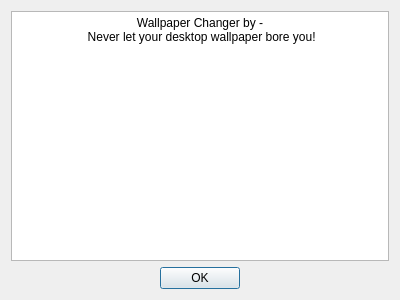
VioletGiraffe/desktop-wallpaper-switcher, file wpchanger_app/src/qt/aboutdialog/aboutdialog.ui: the form before one commit.
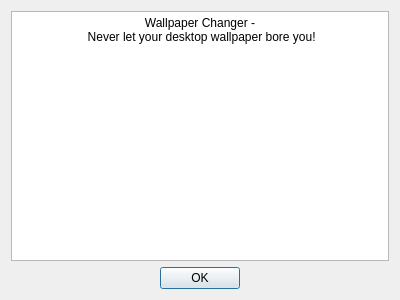
The form after the commit.

The edit to the form file:
```diff
--- a/wpchanger_app/src/qt/aboutdialog/aboutdialog.ui
+++ b/wpchanger_app/src/qt/aboutdialog/aboutdialog.ui
@@ -27,7 +27,7 @@
 &lt;html&gt;&lt;head&gt;&lt;meta name=&quot;qrichtext&quot; content=&quot;1&quot; /&gt;&lt;style type=&quot;text/css&quot;&gt;
 p, li { white-space: pre-wrap; }
 &lt;/style&gt;&lt;/head&gt;&lt;body style=&quot; font-family:'MS Shell Dlg 2'; font-size:8.25pt; font-weight:400; font-style:normal;&quot;&gt;
-&lt;p align=&quot;center&quot; style=&quot; margin-top:0px; margin-bottom:0px; margin-left:0px; margin-right:0px; -qt-block-indent:0; text-indent:0px;&quot;&gt;&lt;span style=&quot; font-size:9pt;&quot;&gt;Wallpaper Changer by -&lt;/span&gt;&lt;/p&gt;
+&lt;p align=&quot;center&quot; style=&quot; margin-top:0px; margin-bottom:0px; margin-left:0px; margin-right:0px; -qt-block-indent:0; text-indent:0px;&quot;&gt;&lt;span style=&quot; font-size:9pt;&quot;&gt;Wallpaper Changer -&lt;/span&gt;&lt;/p&gt;
 &lt;p align=&quot;center&quot; style=&quot; margin-top:0px; margin-bottom:0px; margin-left:0px; margin-right:0px; -qt-block-indent:0; text-indent:0px;&quot;&gt;&lt;span style=&quot; font-size:9pt;&quot;&gt; Never let your desktop wallpaper bore you!&lt;/span&gt;&lt;/p&gt;&lt;/body&gt;&lt;/html&gt;</string>
      </property>
     </widget>
```
